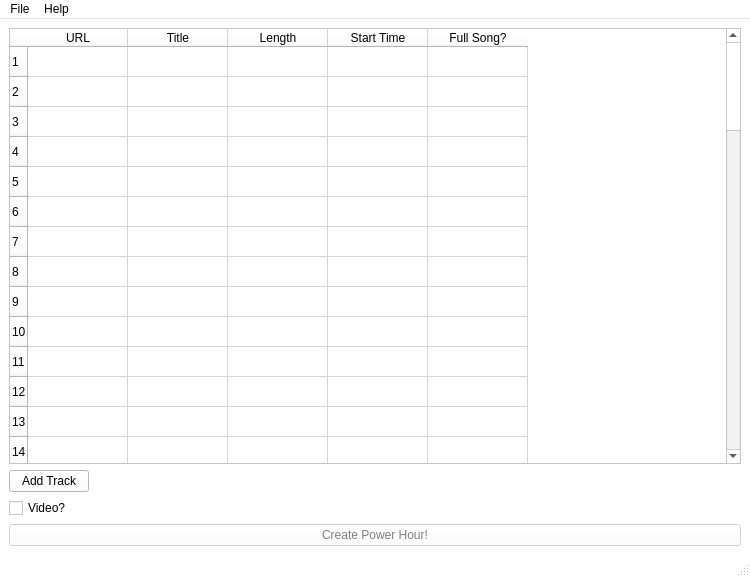
Old version of the form designer/mainwindow.ui in the repository jac241/power_hour_creator.
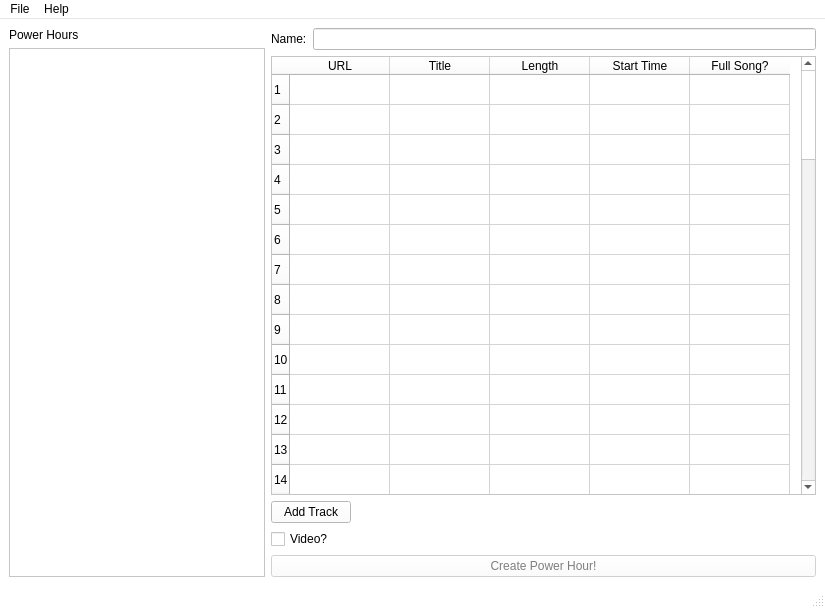
New version of the form. Custom widgets are drawn as their Qt base class.

Commit message: Adds ui for power hour list and name

What changed in the file:
```diff
--- a/designer/mainwindow.ui
+++ b/designer/mainwindow.ui
@@ -6,8 +6,8 @@
    <rect>
     <x>0</x>
     <y>0</y>
-    <width>750</width>
-    <height>577</height>
+    <width>825</width>
+    <height>608</height>
    </rect>
   </property>
   <property name="palette">
@@ -430,17 +430,47 @@
   </property>
   <widget class="QWidget" name="centralWidget">
    <layout class="QGridLayout" name="gridLayout">
-    <item row="3" column="0">
-     <widget class="QPushButton" name="createPowerHourButton">
-      <property name="enabled">
-       <bool>false</bool>
-      </property>
+    <item row="0" column="1">
+     <layout class="QVBoxLayout" name="powerHoursLayout">
+      <item>
+       <widget class="QLabel" name="powerHoursLabel">
+        <property name="text">
+         <string>Power Hours</string>
+        </property>
+       </widget>
+      </item>
+      <item>
+       <widget class="QListView" name="powerHoursView">
+        <property name="sizePolicy">
+         <sizepolicy hsizetype="Minimum" vsizetype="Expanding">
+          <horstretch>0</horstretch>
+          <verstretch>0</verstretch>
+         </sizepolicy>
+        </property>
+       </widget>
+      </item>
+     </layout>
+    </item>
+    <item row="0" column="2">
+     <layout class="QVBoxLayout" name="tracksLayout">
+      <item>
+       <layout class="QHBoxLayout" name="horizontalLayout">
+        <item>
+         <widget class="QLabel" name="powerHourNameLabel">
       <property name="text">
-       <string>Create Power Hour!</string>
-      </property>
-     </widget>
-    </item>
-    <item row="0" column="0">
+           <string>Name:</string>
+          </property>
+          <property name="buddy">
+           <cstring>powerHourNameLineEdit</cstring>
+          </property>
+         </widget>
+        </item>
+        <item>
+         <widget class="QLineEdit" name="powerHourNameLineEdit"/>
+        </item>
+       </layout>
+      </item>
+      <item>
      <widget class="Tracklist" name="tracklist">
       <property name="contextMenuPolicy">
        <enum>Qt::CustomContextMenu</enum>
@@ -562,7 +592,7 @@
       </column>
      </widget>
     </item>
-    <item row="1" column="0">
+      <item>
      <layout class="QHBoxLayout" name="tracklistControls">
       <item>
        <widget class="QPushButton" name="addTrackButton">
@@ -586,13 +616,25 @@
       </item>
      </layout>
     </item>
-    <item row="2" column="0">
+      <item>
      <widget class="QCheckBox" name="videoCheckBox">
       <property name="text">
        <string>Video?</string>
       </property>
      </widget>
     </item>
+      <item>
+       <widget class="QPushButton" name="createPowerHourButton">
+        <property name="enabled">
+         <bool>false</bool>
+        </property>
+        <property name="text">
+         <string>Create Power Hour!</string>
+        </property>
+       </widget>
+      </item>
+     </layout>
+    </item>
    </layout>
   </widget>
   <widget class="QMenuBar" name="menubar">
@@ -600,7 +642,7 @@
     <rect>
      <x>0</x>
      <y>0</y>
-     <width>750</width>
+     <width>825</width>
      <height>21</height>
     </rect>
    </property>
```
Lines whose indentation alone changed are shown as unchanged. The commit also changes 1 other file.
